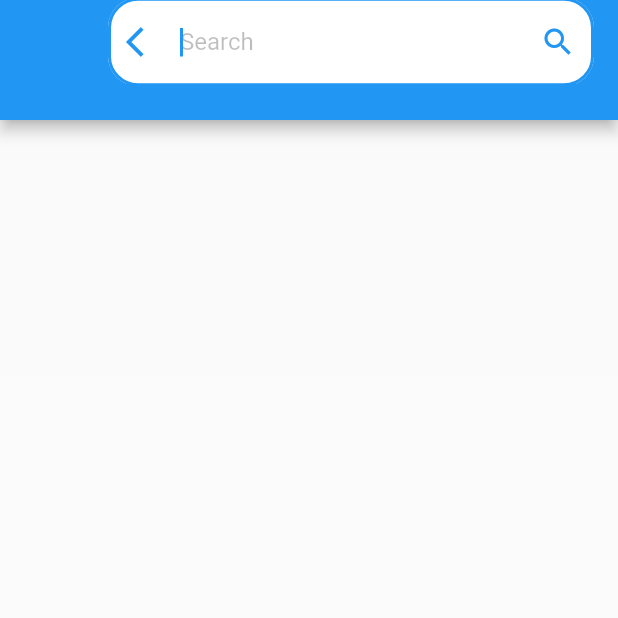
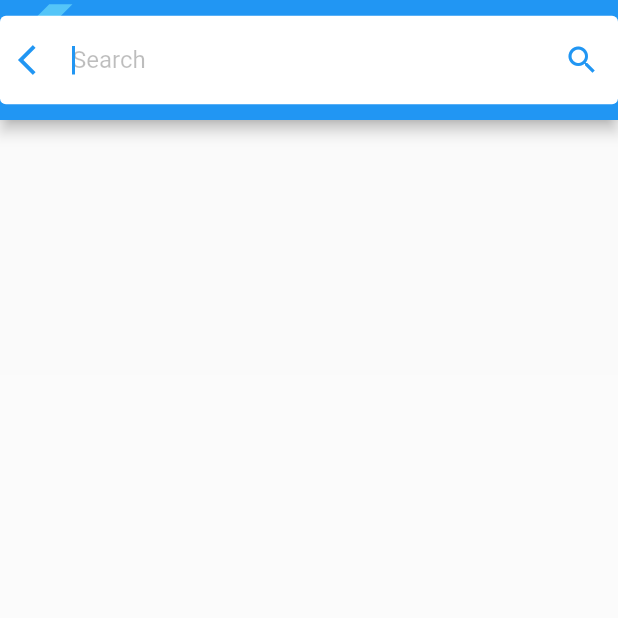
Before and after one commit to NickSereda/sliver_appbar_flutter, a Flutter app: the screen it shows after launch, after a tap on the "search" icon, on a phone screen of 412 x 824 dp, the top half of it. Run offline on Flutter 3.47's test engine with Material 2 defaults, Android fonts, the phone set to English and light mode, and no system bars.

Commit message:
searchbar add on top of appbar

```diff
--- a/lib/main.dart
+++ b/lib/main.dart
@@ -98,36 +98,29 @@ class CustomSliverDelegate extends SliverPersistentHeaderDelegate {
    final appBarHeight = Provider.of<SearchBarData>(context, listen: true).appBarHeight;
 
 //TODO: appBar height should be a little bigger then searchbar height
+    ///
       return Container(
 
         height: appBarHeight,
 
-        child: AppBar(
+        child: Stack(
+          children: [
 
-          leading: !Provider.of<SearchBarData>(context, listen: true).isSelected ? FlutterLogo() : Container(),
+            AppBar(
+
+              leading: FlutterLogo(),
 
               /// Searchbar functionality is implemeted in title
-          title: Center(
+              // title: Center(
+              //     child: SearchBar(
+              //       isSearching:
+              //       Provider.of<SearchBarData>(context, listen: true).isSelected,
+              //     )
+              // ),
 
-             child: SearchBar(
-          isSearching:
-          Provider.of<SearchBarData>(context, listen: true).isSelected,
-        )
-
-
-        ),
               actions: [
                 //
-          // Visibility(
-          //   visible: !Provider.of<SearchBarData>(context, listen: true).isSelected,
-          //   child: IconButton(
-          //       icon: Icon(Icons.cake),
-          //       onPressed: () {
-          //
-          //       },
-          //       tooltip: 'Search',
-          //     ),
-          // ),
+
                 //   Visibility(
                 //     visible: !Provider.of<SearchBarData>(context, listen: true).isSelected,
                 //     child: IconButton(
@@ -162,6 +155,17 @@ class CustomSliverDelegate extends SliverPersistentHeaderDelegate {
 
               ): Container(),
             ),
+
+            Center(
+                child: SearchBar(
+                  isSearching:
+                  Provider.of<SearchBarData>(context, listen: true).isSelected,
+                )
+            ),
+
+          ],
+
+        ),
       );
     }
 
--- a/lib/search_bar.dart
+++ b/lib/search_bar.dart
@@ -14,7 +14,7 @@ class SearchBar extends StatelessWidget {
   @override
   Widget build(BuildContext context) {
     return Stack(
-      alignment: Alignment.center,
+      alignment: Alignment.topRight,
       children: [
 
         // AnimateExpansion(
@@ -22,8 +22,6 @@ class SearchBar extends StatelessWidget {
         //   axisAlignment: 1.0,
         //   child: Text('Dynamic AppBar Test'),
         // ),
-
-
 
         Align(
           alignment: Alignment.topRight,
@@ -45,9 +43,9 @@ class SearchBar extends StatelessWidget {
             animate: isSearching,
             axisAlignment: -1.0,
             child: Container(
-              ///10 points less than AppBar
-              height: 70,
-               width: MediaQuery.of(context).size.width,
+              ///same height as AppBar
+              height: 80,
+                width: MediaQuery.of(context).size.width,
                 ///positioning seachBar in the center
                 child: Center(child: Search())),
           ),
@@ -65,8 +63,8 @@ class Search extends StatelessWidget {
       autofocus: true,
       decoration:
       InputDecoration(
-          filled: true,
-          fillColor: Colors.white,
+         filled: true,
+         fillColor: Colors.white,
         hintText: "Search", hintStyle: TextStyle(color: Colors.black26),
         prefixIcon: IconButton(icon: Icon(Icons.arrow_back_ios, color: Colors.blue),onPressed: () {
           Provider.of<SearchBarData>(context, listen: false)
@@ -80,32 +78,15 @@ class Search extends StatelessWidget {
 
         border: OutlineInputBorder(
 
-          borderRadius: BorderRadius.all(
-            Radius.circular(20.0),
-          ),
-        //  borderSide: BorderSide.none,
+          // borderRadius: BorderRadius.all(
+          //   Radius.circular(20.0),
+          // ),
+
+          borderSide: BorderSide.none,
 
         ),
 
       ),
-      // InputDecoration(
-      //
-      //   filled: true,
-      //   fillColor: Colors.white,
-      //
-      //   border: OutlineInputBorder(
-      //     borderRadius: BorderRadius.all(Radius.circular(10)),
-      //     borderSide: BorderSide.none,
-      //   ),
-      //
-      //   hintText: 'Search...',
-      //   hintStyle: TextStyle(
-      //     fontSize: 20,
-      //     color: Colors.white.withOpacity(.4),
-      //   ),
-      // ),
-
-
     );
   }
 }
```
Lines whose indentation alone changed are shown as unchanged.
